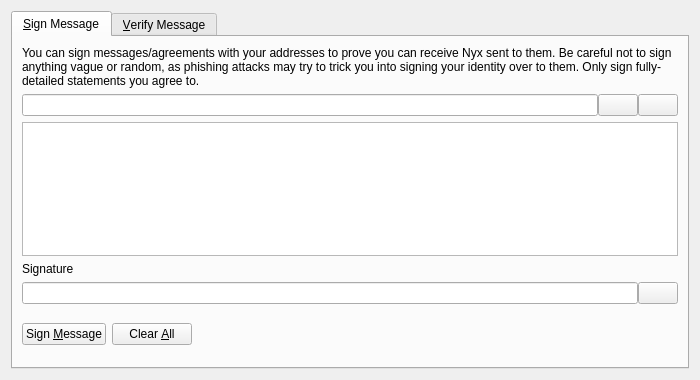
This is src/qt/forms/signverifymessagedialog.ui in Cyprella/pixon as Qt 5 draws it before an edit. The edited form follows.
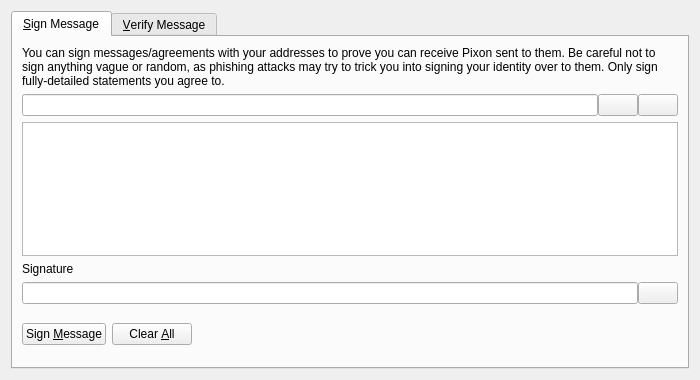
This is the edited form. Custom widgets are drawn as their Qt base class.

```diff
--- a/src/qt/forms/signverifymessagedialog.ui
+++ b/src/qt/forms/signverifymessagedialog.ui
@@ -30,7 +30,7 @@
        <item>
         <widget class="QLabel" name="infoLabel_SM">
          <property name="text">
-          <string>You can sign messages/agreements with your addresses to prove you can receive Nyx sent to them. Be careful not to sign anything vague or random, as phishing attacks may try to trick you into signing your identity over to them. Only sign fully-detailed statements you agree to.</string>
+          <string>You can sign messages/agreements with your addresses to prove you can receive Pixon sent to them. Be careful not to sign anything vague or random, as phishing attacks may try to trick you into signing your identity over to them. Only sign fully-detailed statements you agree to.</string>
          </property>
          <property name="textFormat">
           <enum>Qt::PlainText</enum>
```
Left out of the diff: 10 changed lines with no effect on the pictures.
